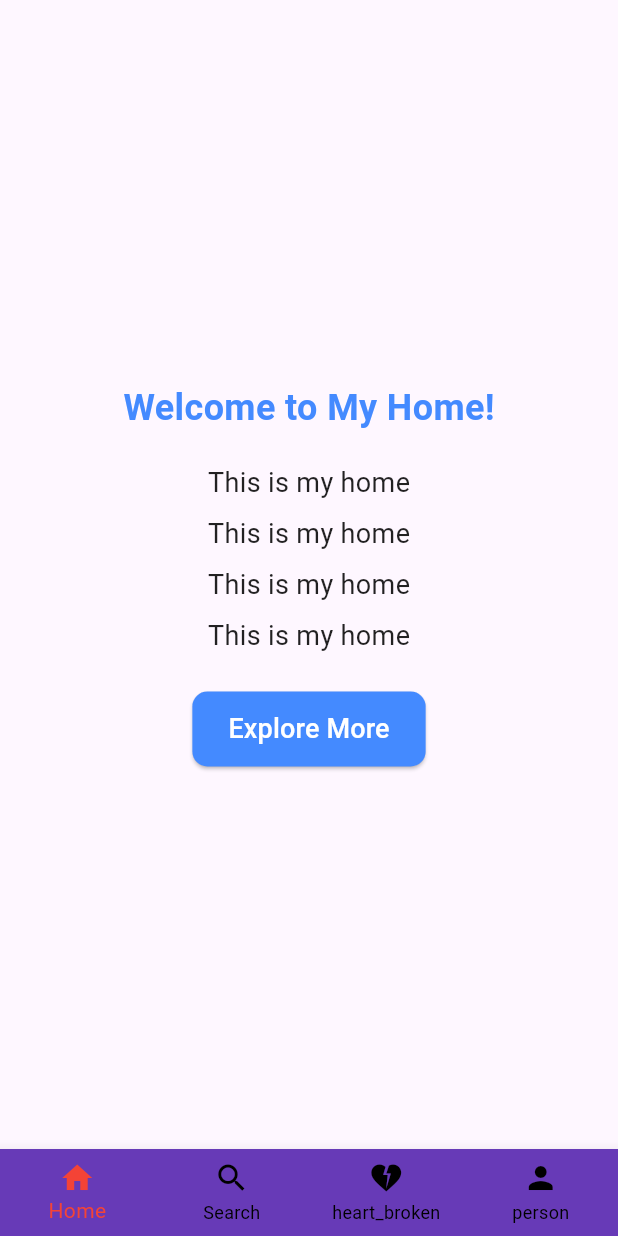
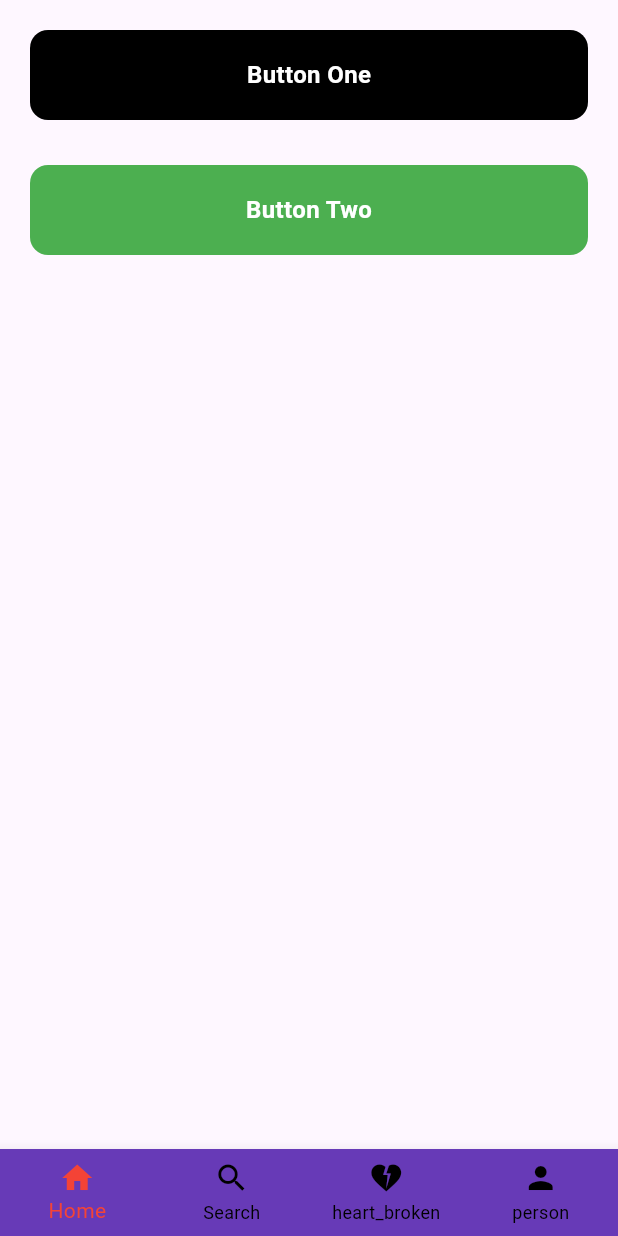
Before and after one commit to Sabahat-12345/first_app, a Flutter app: the Home screen opened directly, on a phone screen of 412 x 824 dp. Run offline on Flutter 3.47's test engine with Material 3 defaults, Android fonts, the phone set to English and light mode, and no system bars; our stand-ins replace google_fonts.

Commit message:
· Add custom dialog and logout button components for enhanced user interaction

```diff
--- a/lib/home_screen.dart
+++ b/lib/home_screen.dart
@@ -1,3 +1,4 @@
+import 'package:first_app/widgets/custom_button.dart';
 import 'package:flutter/material.dart';
 
 class HomeScreen extends StatelessWidget {
@@ -5,50 +6,74 @@ class HomeScreen extends StatelessWidget {
 
   @override
   Widget build(BuildContext context) {
-    return SafeArea(
-      child: Center(
-        child: Padding(
-          padding: const EdgeInsets.all(16.0),
+    return Padding(
+        padding: const EdgeInsets.all(20.0),
         child: Column(
-            mainAxisAlignment: MainAxisAlignment.center,
           children: [
-              const Text(
-                "Welcome to My Home!",
-                style: TextStyle(
-                  fontSize: 24,
-                  fontWeight: FontWeight.bold,
-                  color: Colors.blueAccent,
+            CustomButton(
+              title: "Button One",
+              backgroundColor: Colors.black,
+              ontap: () {
+                debugPrint("button one pressed");
+              },
             ),
+            const SizedBox(
+              height: 30,
             ),
-              const SizedBox(height: 16),
-              for (int i = 0; i < 4; i++)
-                const Padding(
-                  padding: EdgeInsets.symmetric(vertical: 4.0),
-                  child: Text(
-                    "This is my home",
-                    style: TextStyle(fontSize: 18, color: Colors.black87),
-                  ),
-                ),
-              const SizedBox(height: 20),
-              ElevatedButton(
-                onPressed: () {},
-                style: ElevatedButton.styleFrom(
-                  padding:
-                      const EdgeInsets.symmetric(horizontal: 24, vertical: 12),
-                  backgroundColor: Colors.blueAccent,
-                  shape: RoundedRectangleBorder(
-                    borderRadius: BorderRadius.circular(10),
-                  ),
-                ),
-                child: const Text(
-                  "Explore More",
-                  style: TextStyle(fontSize: 18, color: Colors.white),
-                ),
+            CustomButton(
+              title: "Button Two",
+              backgroundColor: Colors.green,
+              ontap: () {
+                debugPrint("button two pressed");
+              },
             ),
           ],
-          ),
-        ),
-      ),
+        )
+        // return SafeArea(
+        //   child: Center(
+        //     child: Padding(
+        //       padding: const EdgeInsets.all(16.0),
+        //       child: Column(
+        //         mainAxisAlignment: MainAxisAlignment.center,
+        //         children: [
+        //           const Text(
+        //             "Welcome to My Home!",
+        //             style: TextStyle(
+        //               fontSize: 24,
+        //               fontWeight: FontWeight.bold,
+        //               color: Colors.blueAccent,
+        //             ),
+        //           ),
+        //           const SizedBox(height: 16),
+        //           for (int i = 0; i < 4; i++)
+        //             const Padding(
+        //               padding: EdgeInsets.symmetric(vertical: 4.0),
+        //               child: Text(
+        //                 "This is my home",
+        //                 style: TextStyle(fontSize: 18, color: Colors.black87),
+        //               ),
+        //             ),
+        //           const SizedBox(height: 20),
+        //           ElevatedButton(
+        //             onPressed: () {},
+        //             style: ElevatedButton.styleFrom(
+        //               padding:
+        //                   const EdgeInsets.symmetric(horizontal: 24, vertical: 12),
+        //               backgroundColor: Colors.blueAccent,
+        //               shape: RoundedRectangleBorder(
+        //                 borderRadius: BorderRadius.circular(10),
+        //               ),
+        //             ),
+        //             child: const Text(
+        //               "Explore More",
+        //               style: TextStyle(fontSize: 18, color: Colors.white),
+        //             ),
+        //           ),
+        //         ],
+        //       ),
+        //     ),
+        //   ),
+        // );
         );
   }
 }
--- a/lib/main.dart
+++ b/lib/main.dart
@@ -4,7 +4,11 @@
 // import 'package:first_app/signup_screen.dart';
 // import 'package:first_app/signup_screen.dart';
 // import 'package:first_app/grid.dart';
-import 'package:first_app/grid.dart';
+// import 'package:first_app/grid.dart';
+// import 'package:first_app/grid.dart';
+import 'package:first_app/custom_dialog.dart';
+// import 'package:first_app/home.dart';
+// import 'package:first_app/home_screen.dart';
 // import 'package:first_app/raf.dart';
 // import 'package:first_app/home.dart';
 // import 'package:first_app/splash_screen.dart';
@@ -36,7 +40,7 @@ class MyApp extends StatelessWidget {
         colorScheme: ColorScheme.fromSeed(seedColor: Colors.deepPurple),
         useMaterial3: true,
       ),
-      home: GridScreen(),
+      home: DemoDialog(),
     );
   }
 }
--- /dev/null
+++ b/lib/widgets/custom_button.dart
@@ -0,0 +1,32 @@
+
+import 'package:flutter/material.dart';
+
+class CustomButton extends StatelessWidget {
+  final Function() ontap;
+  final String title;
+  final Color backgroundColor;
+  const CustomButton(
+      {super.key,
+      required this.ontap,
+      required this.title,
+      required this.backgroundColor});
+
+  @override
+  Widget build(BuildContext context) {
+    return InkWell(
+      onTap: ontap,
+      child: Container(
+        height: 60,
+        width: double.infinity,
+        decoration: BoxDecoration(
+            borderRadius: BorderRadius.circular(12), color: backgroundColor),
+        child: Center(
+            child: Text(
+          title,
+          style: TextStyle(
+              color: Colors.white, fontSize: 16, fontWeight: FontWeight.bold),
+        )),
+      ),
+    );
+  }
+}
```
Also changed, not shown: lib/custom_dialog.dart (added, +115 -0 lines), lib/person.dart (+92 -71 lines), lib/search.dart (+87 -43 lines), lib/widgets/logout_buttons.dart (added, +34 -0 lines), lib/widgets/user_card.dart (added, +26 -0 lines), flutter_01.png (added). Lines whose indentation alone changed are shown as unchanged.
